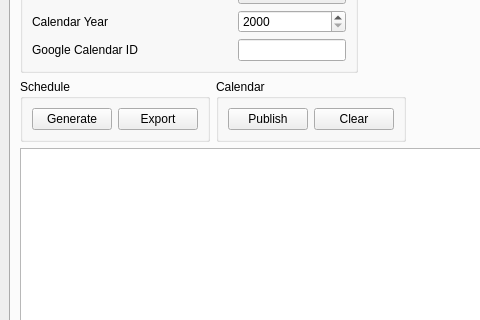
The window that designer/mainwindow.ui (mishra-lab/scheduler) describes before a commit, drawn with Qt 5; both pictures show x 0 to 480 and y 91 to 411 of the 800 by 600 pixel window.
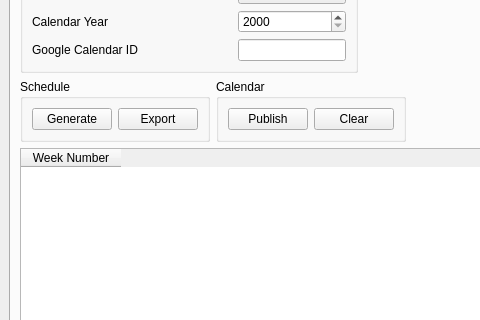
The same window after the commit. The open tabs and pages were chosen to show the change.

Commit message: Work on calling scheduler from UI

Diff of the .ui file:
```diff
--- a/designer/mainwindow.ui
+++ b/designer/mainwindow.ui
@@ -281,7 +281,13 @@
          </layout>
         </item>
         <item>
-         <widget class="QTableWidget" name="scheduleTable"/>
+         <widget class="QTableWidget" name="scheduleTable">
+          <column>
+           <property name="text">
+            <string>Week Number</string>
+           </property>
+          </column>
+         </widget>
         </item>
        </layout>
       </widget>
```
Left out of the diff: 2 changed lines with no effect on the pictures. The commit also changes 3 other files.
